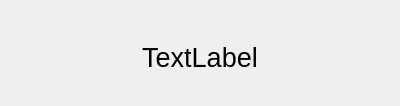
Before: the Qt Designer form pagehead.ui in breaveSun/central_control, drawn with Qt 5.
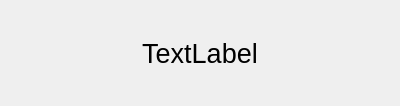
After: the same form once the commit is applied.

Diff of the .ui file:
```diff
--- a/pagehead.ui
+++ b/pagehead.ui
@@ -20,15 +20,21 @@
    <string>Form</string>
   </property>
   <layout class="QVBoxLayout" name="verticalLayout">
+   <property name="spacing">
+    <number>0</number>
+   </property>
    <property name="leftMargin">
     <number>15</number>
    </property>
    <property name="topMargin">
-    <number>20</number>
+    <number>30</number>
    </property>
    <property name="rightMargin">
     <number>15</number>
    </property>
+   <property name="bottomMargin">
+    <number>30</number>
+   </property>
    <item>
     <widget class="QLabel" name="pageTitle">
      <property name="sizePolicy">
```
